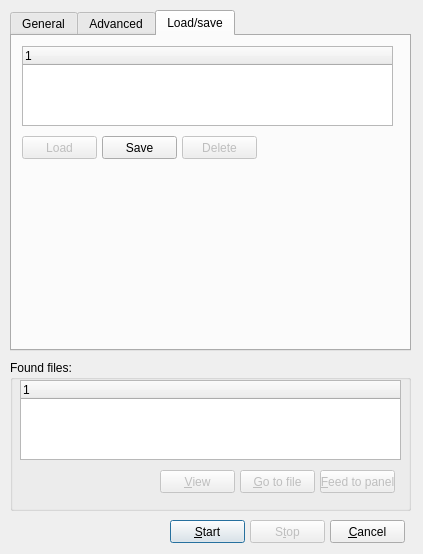
Above: FindFilesDialog.ui from martin-kudlicka/file-commander before the change. Below: the same form after it.
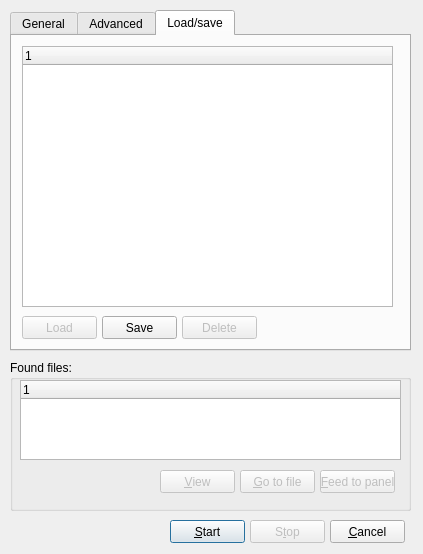
That is the form after the change. The open tabs and pages were chosen to show the change.

Commit message: * modified tab order

Patch:
```diff
--- a/FindFilesDialog.ui
+++ b/FindFilesDialog.ui
@@ -594,7 +594,7 @@
      <property name="geometry" >
       <rect>
        <x>90</x>
-       <y>100</y>
+       <y>280</y>
        <width>75</width>
        <height>23</height>
       </rect>
@@ -603,35 +603,6 @@
       <string>Save</string>
      </property>
     </widget>
-    <widget class="QTreeWidget" name="qtwSavedFinds" >
-     <property name="geometry" >
-      <rect>
-       <x>10</x>
-       <y>10</y>
-       <width>371</width>
-       <height>80</height>
-      </rect>
-     </property>
-     <property name="rootIsDecorated" >
-      <bool>false</bool>
-     </property>
-    </widget>
-    <widget class="QPushButton" name="qpbLoadFind" >
-     <property name="enabled" >
-      <bool>false</bool>
-     </property>
-     <property name="geometry" >
-      <rect>
-       <x>10</x>
-       <y>100</y>
-       <width>75</width>
-       <height>23</height>
-      </rect>
-     </property>
-     <property name="text" >
-      <string>Load</string>
-     </property>
-    </widget>
     <widget class="QPushButton" name="qpbDeleteFind" >
      <property name="enabled" >
       <bool>false</bool>
@@ -639,7 +610,7 @@
      <property name="geometry" >
       <rect>
        <x>170</x>
-       <y>100</y>
+       <y>280</y>
        <width>75</width>
        <height>23</height>
       </rect>
@@ -648,6 +619,35 @@
       <string>Delete</string>
      </property>
     </widget>
+    <widget class="QPushButton" name="qpbLoadFind" >
+     <property name="enabled" >
+      <bool>false</bool>
+     </property>
+     <property name="geometry" >
+      <rect>
+       <x>10</x>
+       <y>280</y>
+       <width>75</width>
+       <height>23</height>
+      </rect>
+     </property>
+     <property name="text" >
+      <string>Load</string>
+     </property>
+    </widget>
+    <widget class="QTreeWidget" name="qtwSavedFinds" >
+     <property name="geometry" >
+      <rect>
+       <x>10</x>
+       <y>10</y>
+       <width>371</width>
+       <height>261</height>
+      </rect>
+     </property>
+     <property name="rootIsDecorated" >
+      <bool>false</bool>
+     </property>
+    </widget>
    </widget>
   </widget>
  </widget>
```
Left out of the diff: 286 changed lines with no effect on the pictures.
